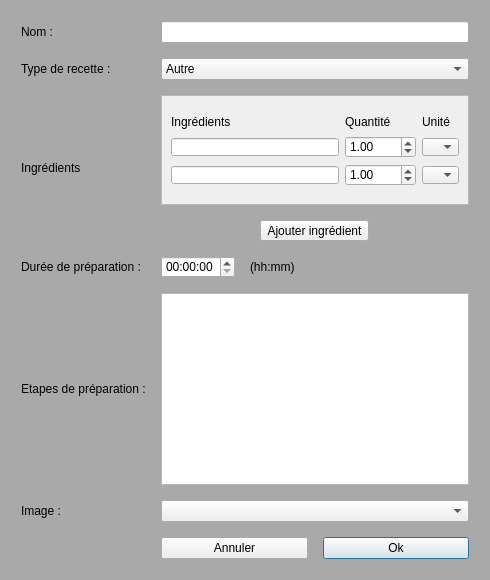
Old version of the form fenetreajoutrecette.ui in the repository ACoupat/Refrigestion.
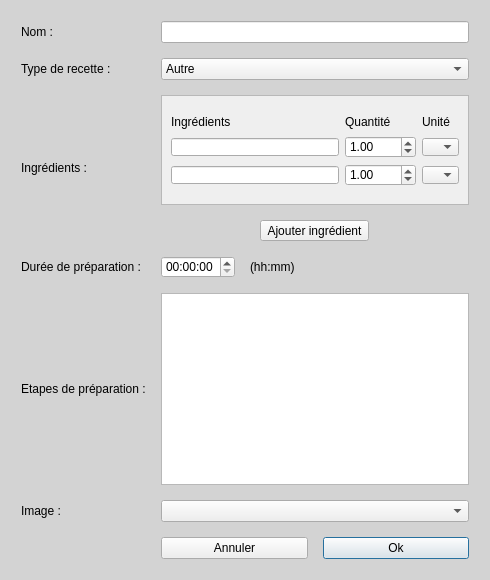
New version of the form.

```diff
--- a/fenetreajoutrecette.ui
+++ b/fenetreajoutrecette.ui
@@ -16,12 +16,12 @@
   <property name="styleSheet">
    <string notr="true">QDialog
 {
-	background-color: darkgray;
+	background-color: lightgray;
 }
 
 QWidget#scrollAreaWidgetContents_2
 {
-	padding-top : 5pxpx;
+	padding-top : 5px;
 }</string>
   </property>
   <layout class="QGridLayout" name="gridLayout_2">
@@ -223,7 +223,7 @@
      <item row="2" column="1">
       <widget class="QLabel" name="label_3">
        <property name="text">
-        <string>Ingrédients</string>
+        <string>Ingrédients :</string>
        </property>
       </widget>
      </item>
```
Left out of the diff: 14 changed lines with no effect on the pictures.
